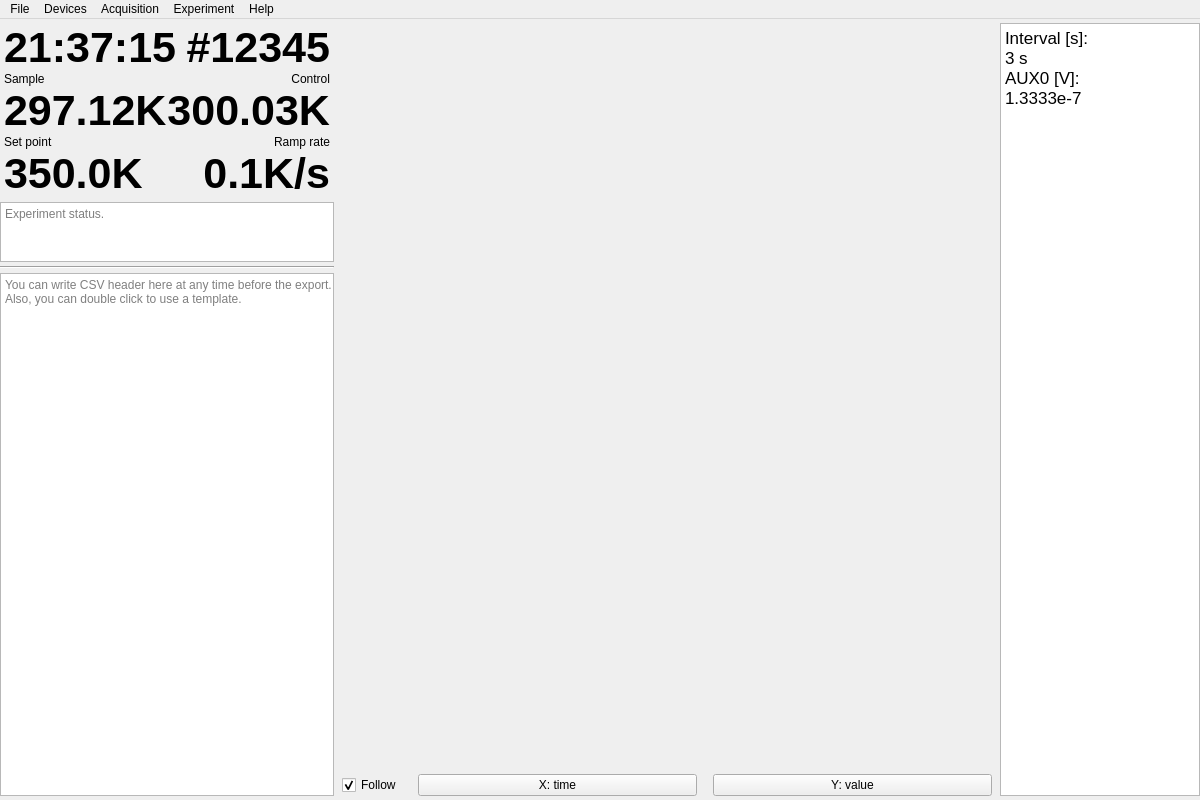
Qt form msms/ui/main_window.ui (Nircek/msms) before a commit.
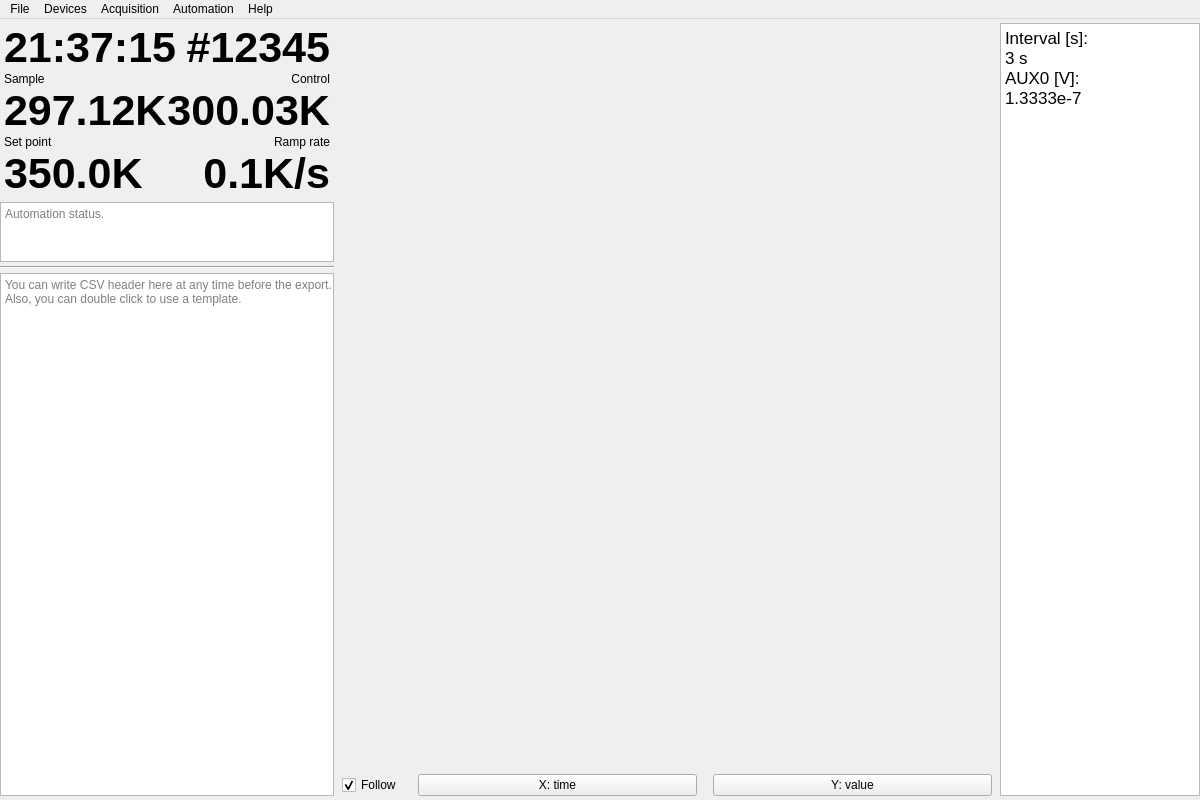
The same form after that commit. Custom widgets are drawn as their Qt base class.

Commit message: Change Experiment to Automation

Patch:
```diff
--- a/msms/ui/main_window.ui
+++ b/msms/ui/main_window.ui
@@ -242,7 +242,7 @@
            <set>Qt::TextInteractionFlag::NoTextInteraction</set>
           </property>
           <property name="placeholderText">
-           <string>Experiment status.</string>
+           <string>Automation status.</string>
           </property>
          </widget>
         </item>
@@ -394,9 +394,9 @@
     <addaction name="actionStopAcquisition"/>
     <addaction name="separator"/>
    </widget>
-   <widget class="QMenu" name="menuExperiment">
+   <widget class="QMenu" name="menuAutomation">
     <property name="title">
-     <string>Experiment</string>
+     <string>Automation</string>
     </property>
     <addaction name="actionManageExperiment"/>
     <addaction name="separator"/>
@@ -414,7 +414,7 @@
    <addaction name="menuFile"/>
    <addaction name="menuDevices"/>
    <addaction name="menuAcquisition"/>
-   <addaction name="menuExperiment"/>
+   <addaction name="menuAutomation"/>
    <addaction name="menuHelp"/>
   </widget>
   <action name="actionSelectDevices">
```
Left out of the diff: 24 changed lines with no effect on the pictures. The commit also changes 26 other files.
